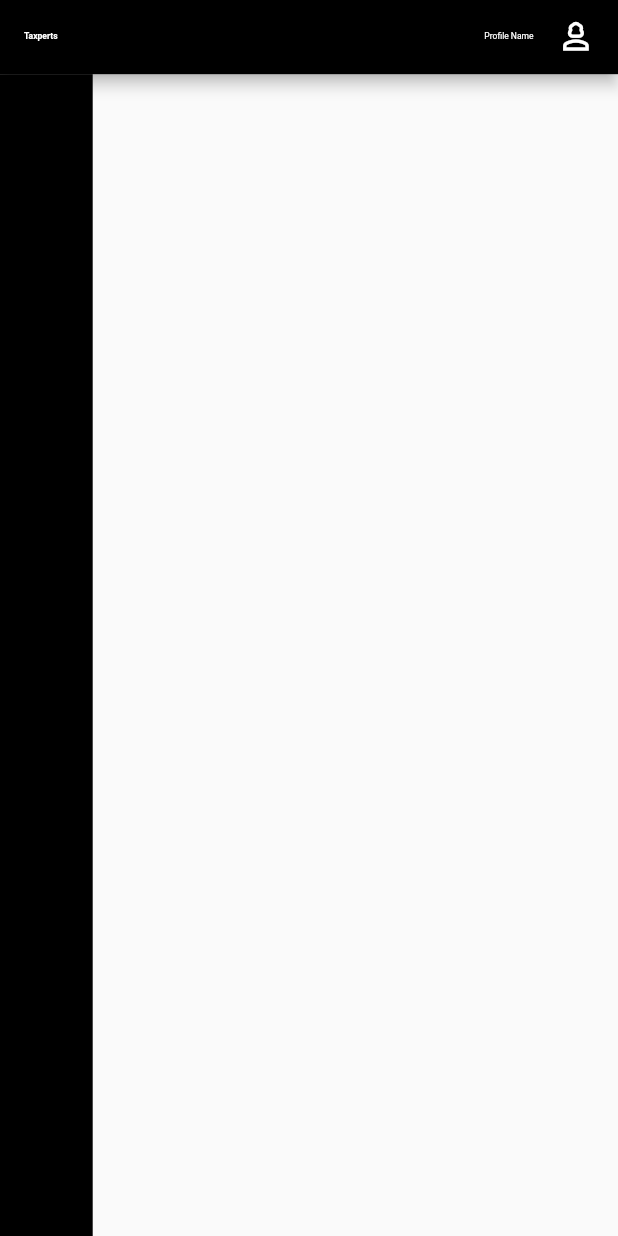
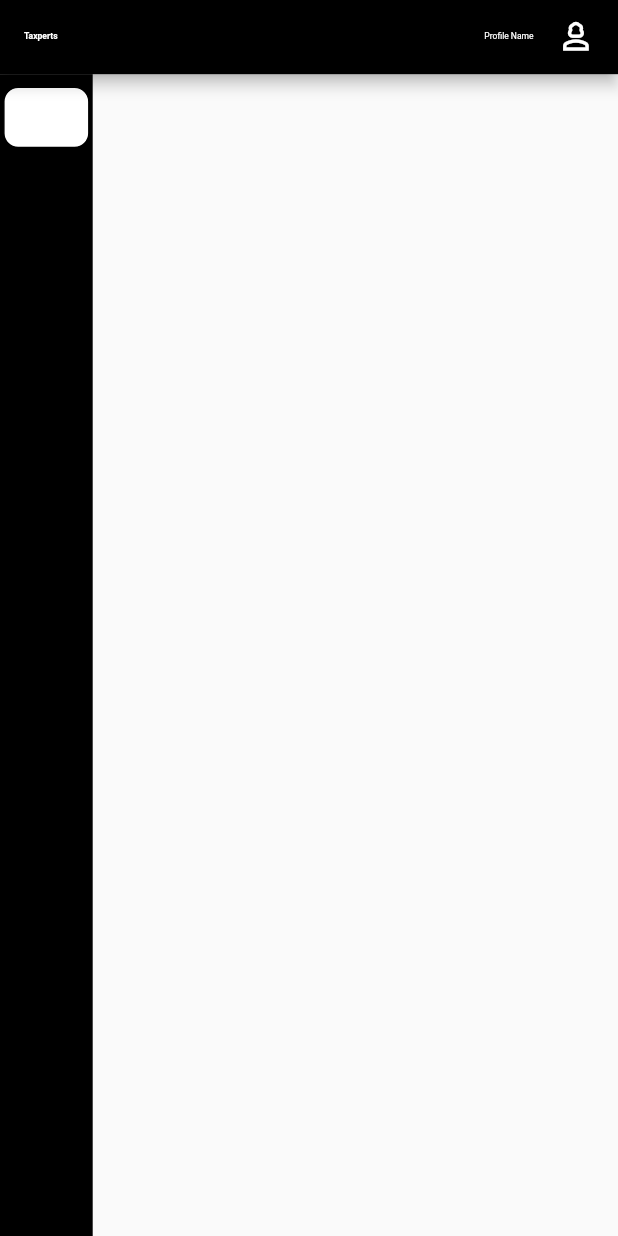
Before and after one commit to CBS-Developments/Taxpert-Update, a Flutter app: the screen it shows after launch, on a phone screen of 412 x 824 dp. Run offline on Flutter 3.47's test engine with Material 2 defaults, Android fonts, the phone set to English and light mode, and no system bars; our stand-ins replace stroke_text; missing offline and left inert: pattern_formatter.

Commit message:
Set DrawerButton

```diff
--- a/taxpert_update/lib/Components/drawer.dart
+++ b/taxpert_update/lib/Components/drawer.dart
@@ -1,5 +1,6 @@
 import 'package:flutter/cupertino.dart';
 import 'package:flutter/material.dart';
+import 'package:taxpert_update/Components/drawer_button.dart';
 import 'package:taxpert_update/Sizes/cal_page_sizes.dart';
 import 'package:taxpert_update/Sizes/dashboard_sizes.dart';
 
@@ -12,6 +13,14 @@ class DrawerContainer extends StatelessWidget {
       color: Colors.black,
       width: drawerWidth(context),
       height: getPageHeight(context),
+      child:Column(
+        children: [
+          SizedBox(height: miniBoxHeight(context),),
+
+          CustomDrawerButton(child: Text(''), fillColor: Colors.white)
+
+        ],
+      ),
     );
   }
 }
--- /dev/null
+++ b/taxpert_update/lib/Components/drawer_button.dart
@@ -0,0 +1,32 @@
+import 'package:flutter/material.dart';
+import 'package:taxpert_update/Sizes/dashboard_sizes.dart';
+
+class CustomDrawerButton extends StatelessWidget {
+  final Function()? onTap;
+  final Widget child;
+  final Color fillColor;
+
+  const CustomDrawerButton({Key? key, this.onTap, required this.child, required this.fillColor}) : super(key: key);
+
+  @override
+  Widget build(BuildContext context) {
+    return GestureDetector(
+      onTap: onTap,
+      child: Container(
+        height: drawerButtonHeight(context),
+         width: drawerButtonWidth(context),
+        decoration: BoxDecoration(
+          color: fillColor,
+          borderRadius: BorderRadius.circular(10),
+          border: Border.all(
+            color: Colors.black,
+            width: 1.0,
+          ),
+        ),
+        child: Center(
+          child: child,
+        ),
+      ),
+    );
+  }
+}
--- a/taxpert_update/lib/Sizes/dashboard_sizes.dart
+++ b/taxpert_update/lib/Sizes/dashboard_sizes.dart
@@ -19,3 +19,15 @@ double appBarIconSize(BuildContext context) {
 double drawerWidth(BuildContext context) {
   return (getPageWidth(context) * 0.15) ;
 }
+
+double drawerButtonWidth(BuildContext context) {
+  return (getPageWidth(context) * 0.14) ;
+}
+
+double drawerButtonHeight(BuildContext context) {
+  return (getPageHeight(context) * 0.05) ;
+}
+
+double miniBoxHeight(BuildContext context) {
+  return (getPageHeight(context) * 0.01) ;
+}
```
